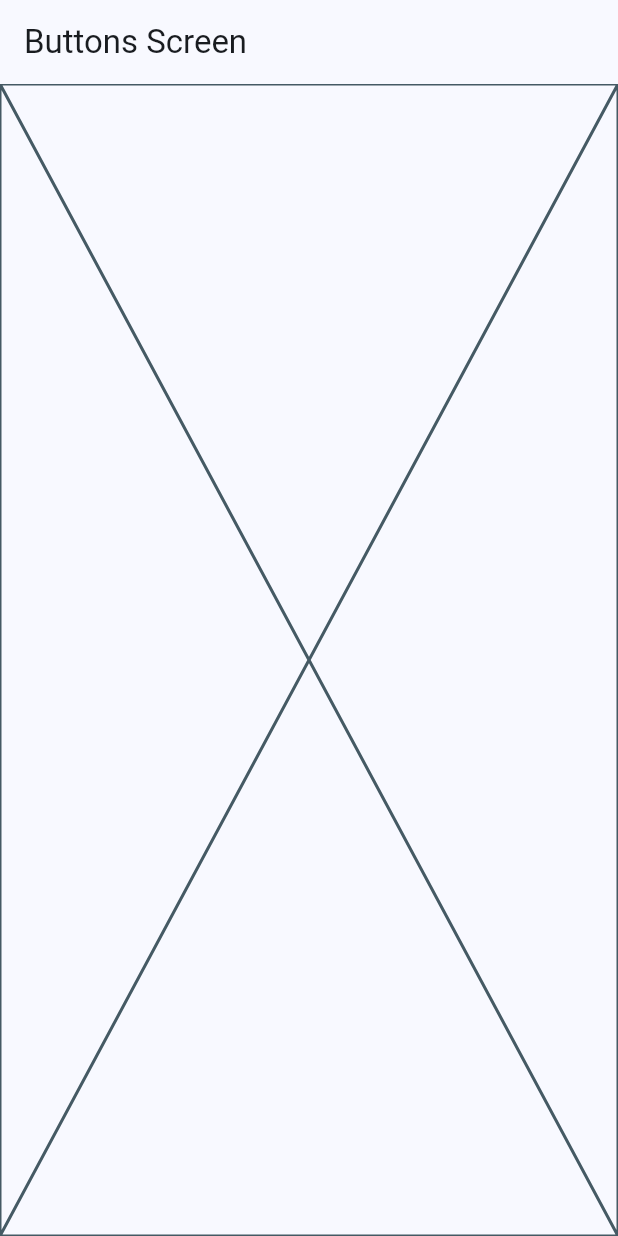
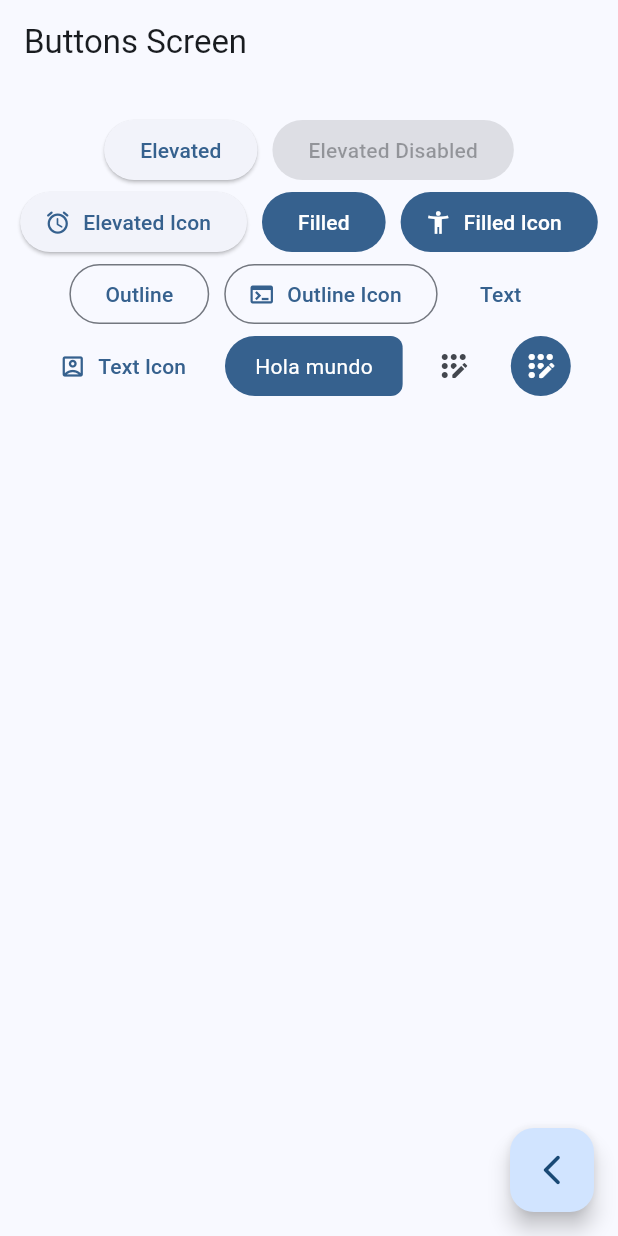
Before and after one commit to Yeison2017/fl_widgets_app, a Flutter app: the ButtonsScreen screen opened by its route, on a phone screen of 412 x 824 dp. Run offline on Flutter 3.47's test engine with Material 2 defaults, Android fonts, the phone set to English and light mode, and no system bars; our stand-ins replace go_router.

Commit message:
button screen finished

```diff
--- a/lib/presentation/screens/buttons/buttons_screen.dart
+++ b/lib/presentation/screens/buttons/buttons_screen.dart
@@ -1,4 +1,5 @@
 import 'package:flutter/material.dart';
+import 'package:go_router/go_router.dart';
 
 class ButtonsScreen extends StatelessWidget {
   static const String name = 'buttons_screen';
@@ -11,7 +12,98 @@ class ButtonsScreen extends StatelessWidget {
       appBar: AppBar(
         title: const Text('Buttons Screen'),
       ),
-      body: const Placeholder(),
+      body: const _ButtonsView(),
+      floatingActionButton: FloatingActionButton(
+        child: const Icon(Icons.arrow_back_ios_new_rounded),
+        onPressed: () {
+          context.pop();
+        },
+      ),
     );
   }
 }
+
+class _ButtonsView extends StatelessWidget {
+  const _ButtonsView();
+
+  @override
+  Widget build(BuildContext context) {
+    final colors = Theme.of(context).colorScheme;
+
+    return SizedBox(
+      width: double.infinity,
+      child: Padding(
+        padding: const EdgeInsets.symmetric(horizontal: 10, vertical: 20),
+        child: Wrap(
+          spacing: 10,
+          crossAxisAlignment: WrapCrossAlignment.center,
+          alignment: WrapAlignment.center,
+          children: [
+            ElevatedButton(onPressed: () {}, child: const Text('Elevated')),
+            const ElevatedButton(
+                onPressed: null, child: Text('Elevated Disabled')),
+            ElevatedButton.icon(
+              onPressed: () {},
+              icon: const Icon(Icons.access_alarm_rounded),
+              label: const Text('Elevated Icon'),
+            ),
+            FilledButton(onPressed: () {}, child: const Text('Filled')),
+            FilledButton.icon(
+                onPressed: () {},
+                icon: const Icon(Icons.accessibility_new),
+                label: const Text('Filled Icon')),
+            OutlinedButton(onPressed: () {}, child: const Text('Outline')),
+            OutlinedButton.icon(
+                onPressed: () {},
+                label: const Text('Outline Icon'),
+                icon: const Icon(Icons.terminal)),
+            TextButton(onPressed: () {}, child: const Text('Text')),
+            TextButton.icon(
+              onPressed: () {},
+              icon: const Icon(Icons.account_box_outlined),
+              label: const Text('Text Icon'),
+            ),
+            const CustomButton(),
+            IconButton(
+                onPressed: () {},
+                icon: const Icon(Icons.app_registration_rounded)),
+            IconButton(
+              onPressed: () {},
+              icon: const Icon(Icons.app_registration_rounded),
+              style: ButtonStyle(
+                backgroundColor: MaterialStatePropertyAll(colors.primary),
+                iconColor: const MaterialStatePropertyAll(Colors.white),
+              ),
+            )
+          ],
+        ),
+      ),
+    );
+  }
+}
+
+class CustomButton extends StatelessWidget {
+  const CustomButton({super.key});
+
+  @override
+  Widget build(BuildContext context) {
+    final colors = Theme.of(context).colorScheme;
+
+    return ClipRRect(
+      borderRadius: const BorderRadius.horizontal(
+          left: Radius.circular(20), right: Radius.circular(8)),
+      child: Material(
+        color: colors.primary,
+        child: InkWell(
+          onTap: () {},
+          child: const Padding(
+              padding: EdgeInsets.symmetric(horizontal: 20, vertical: 10),
+              child: Text(
+                'Hola mundo',
+                style: TextStyle(color: Colors.white),
+              )),
+        ),
+      ),
+    );
+  }
+}
```
